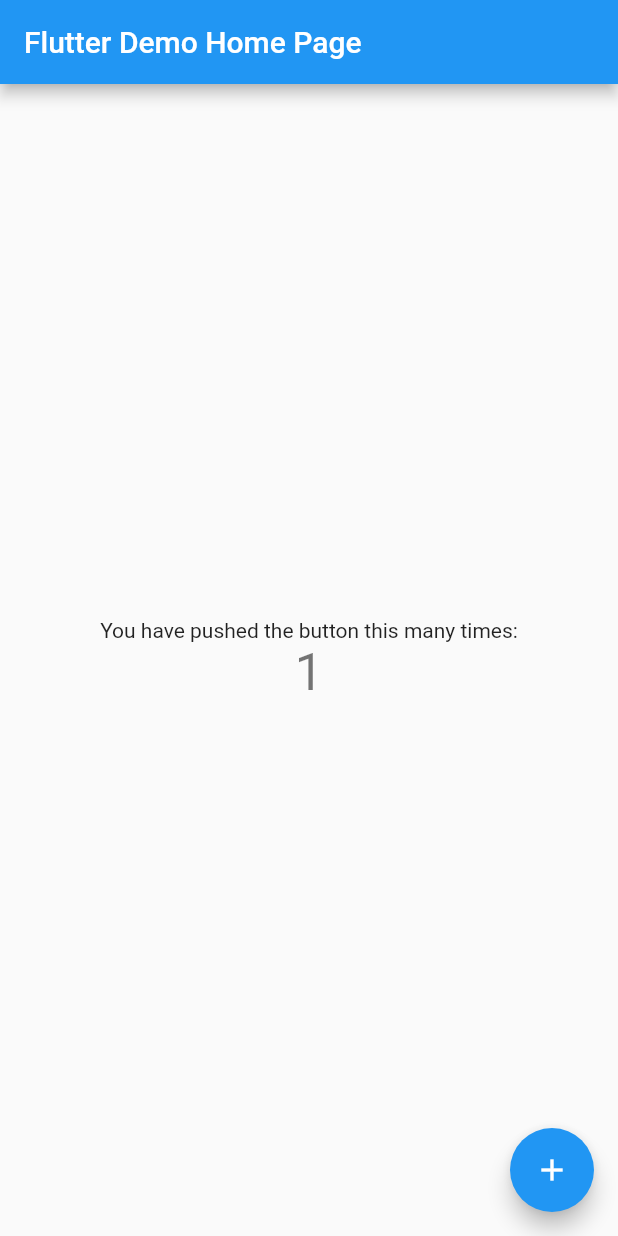
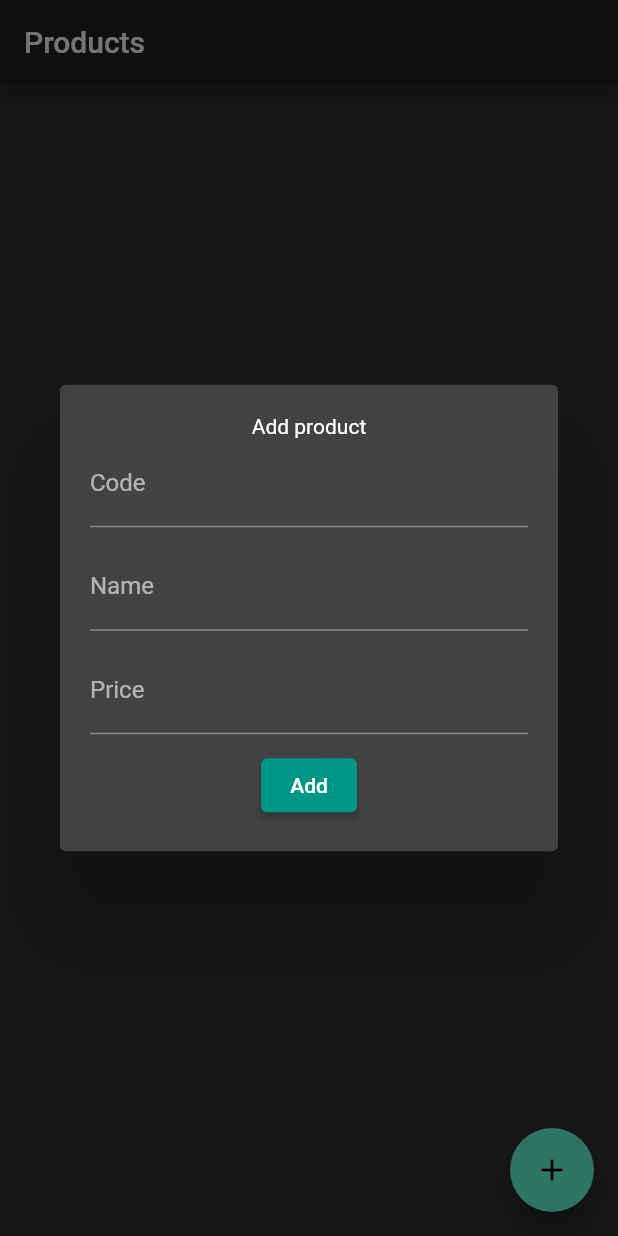
Before and after one commit to rodrigorafaeldamaceno/products_flutter, a Flutter app: the screen it shows after launch, after a tap on the "add" icon, on a phone screen of 412 x 824 dp. Run offline on Flutter 3.47's test engine with Material 2 defaults, Android fonts, the light colour scheme and no system bars; our stand-ins replace mobx, moor, moor_flutter; generated files the repository leaves out were written again.

Commit message:
added product list page

```diff
--- a/lib/db/database.dart
+++ b/lib/db/database.dart
@@ -1,7 +1,6 @@
 import 'dart:io';
 
 import 'package:moor/moor.dart';
-import 'package:moor_ffi/moor_ffi.dart';
 import 'package:moor_flutter/moor_flutter.dart';
 import 'package:path/path.dart' as path;
 import 'package:path_provider/path_provider.dart';
@@ -10,6 +9,7 @@
 import 'dao/product/product_dao.dart';
 import 'dao/user/user_dao.dart';
 import 'tables/product_table.dart';
+import 'package:moor/ffi.dart';
 
 part 'database.g.dart';
 
--- a/lib/db/tables/product_table.dart
+++ b/lib/db/tables/product_table.dart
@@ -2,7 +2,7 @@
 
 @DataClassName('Product')
 class Products extends Table {
-  IntColumn get id => integer().autoIncrement()();
+  IntColumn get id => integer().nullable().autoIncrement()();
   TextColumn get name => text()();
   RealColumn get price => real()();
   IntColumn get code => integer()();
--- a/lib/db/tables/user_table.dart
+++ b/lib/db/tables/user_table.dart
@@ -2,6 +2,6 @@
 
 @DataClassName('User')
 class Users extends Table {
-  IntColumn get id => integer().autoIncrement()();
+  IntColumn get id => integer().nullable().autoIncrement()();
   TextColumn get name => text()();
 }
--- a/lib/main.dart
+++ b/lib/main.dart
@@ -1,4 +1,5 @@
 import 'package:flutter/material.dart';
+import 'package:products_flutter/pages/home/home_page.dart';
 
 void main() {
   runApp(MyApp());
@@ -8,58 +9,13 @@
   @override
   Widget build(BuildContext context) {
     return MaterialApp(
-      title: 'Flutter Demo',
+      title: 'Product app',
+      debugShowCheckedModeBanner: false,
       theme: ThemeData(
-        primarySwatch: Colors.blue,
+        primarySwatch: Colors.teal,
+        brightness: Brightness.dark,
       ),
-      home: MyHomePage(title: 'Flutter Demo Home Page'),
+      home: HomePage(),
     );
   }
 }
-
-class MyHomePage extends StatefulWidget {
-  MyHomePage({Key key, this.title}) : super(key: key);
-
-  final String title;
-
-  @override
-  _MyHomePageState createState() => _MyHomePageState();
-}
-
-class _MyHomePageState extends State<MyHomePage> {
-  int _counter = 0;
-
-  void _incrementCounter() {
-    setState(() {
-      _counter++;
-    });
-  }
-
-  @override
-  Widget build(BuildContext context) {
-    return Scaffold(
-      appBar: AppBar(
-        title: Text(widget.title),
-      ),
-      body: Center(
-        child: Column(
-          mainAxisAlignment: MainAxisAlignment.center,
-          children: <Widget>[
-            Text(
-              'You have pushed the button this many times:',
-            ),
-            Text(
-              '$_counter',
-              style: Theme.of(context).textTheme.headline4,
-            ),
-          ],
-        ),
-      ),
-      floatingActionButton: FloatingActionButton(
-        onPressed: _incrementCounter,
-        tooltip: 'Increment',
-        child: Icon(Icons.add),
-      ),
-    );
-  }
-}
--- /dev/null
+++ b/lib/pages/home/home_page.dart
@@ -0,0 +1,160 @@
+import 'package:flutter/material.dart';
+import 'package:products_flutter/db/database.dart';
+import 'package:products_flutter/stores/product_store.dart';
+
+class HomePage extends StatefulWidget {
+  @override
+  _HomePageState createState() => _HomePageState();
+}
+
+class _HomePageState extends State<HomePage> {
+  final controller = ProductStore();
+
+  final _codeController = TextEditingController();
+  final _formKey = GlobalKey<FormState>();
+  final _nameController = TextEditingController();
+  final _priceController = TextEditingController();
+
+  Widget cardProduct(Product product) {
+    return Card(
+      child: ListTile(
+        title: Text('${product.name}' ?? 'Product name'),
+        subtitle: Column(
+          crossAxisAlignment: CrossAxisAlignment.start,
+          children: [
+            Text('Price: ${product.price.toStringAsFixed(2)}'),
+            Text('Code: ${product.code}'),
+          ],
+        ),
+        trailing: Row(
+          mainAxisSize: MainAxisSize.min,
+          children: <Widget>[
+            IconButton(
+              icon: Icon(Icons.remove_circle),
+              onPressed: () {
+                controller.removeProduct(product.id);
+              },
+              color: Colors.red,
+            )
+          ],
+        ),
+      ),
+    );
+  }
+
+  Future _addProduct() async {
+    _nameController.clear();
+    _codeController.clear();
+    _priceController.clear();
+
+    return showDialog(
+      context: context,
+      builder: (context) {
+        return Dialog(
+          child: Container(
+            margin: EdgeInsets.all(20),
+            child: Form(
+              key: _formKey,
+              child: Column(
+                mainAxisSize: MainAxisSize.min,
+                children: <Widget>[
+                  Text('Add product'),
+                  TextFormField(
+                    controller: _codeController,
+                    keyboardType: TextInputType.number,
+                    decoration: InputDecoration(labelText: 'Code'),
+                    validator: (value) {
+                      if (value.isEmpty) return 'Required field';
+
+                      return null;
+                    },
+                  ),
+                  SizedBox(
+                    height: 10,
+                  ),
+                  TextFormField(
+                    controller: _nameController,
+                    decoration: InputDecoration(labelText: 'Name'),
+                    validator: (value) {
+                      if (value.isEmpty) return 'Required field';
+
+                      return null;
+                    },
+                  ),
+                  SizedBox(
+                    height: 10,
+                  ),
+                  TextFormField(
+                    controller: _priceController,
+                    keyboardType:
+                        TextInputType.numberWithOptions(decimal: true),
+                    decoration: InputDecoration(labelText: 'Price'),
+                    validator: (value) {
+                      if (value.isEmpty) return 'Required field';
+
+                      return null;
+                    },
+                  ),
+                  SizedBox(
+                    height: 10,
+                  ),
+                  ElevatedButton(
+                    child: Text('Add'),
+                    onPressed: () async {
+                      if (!_formKey.currentState.validate()) return null;
+
+                      await controller.addProduct(
+                        Product(
+                          name: _nameController.text,
+                          code: int.tryParse(_codeController.text),
+                          price: double.tryParse(_codeController.text),
+                        ),
+                      );
+
+                      Navigator.pop(context);
+                    },
+                  )
+                ],
+              ),
+            ),
+          ),
+        );
+      },
+    );
+  }
+
+  @override
+  Widget build(BuildContext context) {
+    return Scaffold(
+      appBar: AppBar(
+        title: Text('Products'),
+      ),
+      floatingActionButton: FloatingActionButton(
+        child: Icon(Icons.add),
+        onPressed: _addProduct,
+      ),
+      body: SingleChildScrollView(
+        child: StreamBuilder(
+          stream: controller.find(),
+          initialData: <Product>[],
+          builder:
+              (BuildContext context, AsyncSnapshot<List<Product>> snapshot) {
+            if (!snapshot.hasData) return Container();
+
+            return ListView.separated(
+              itemCount: snapshot.data.length,
+              shrinkWrap: true,
+              physics: NeverScrollableScrollPhysics(),
+              separatorBuilder: (ctx, index) => SizedBox(
+                height: 10,
+              ),
+              itemBuilder: (BuildContext context, int index) {
+                return cardProduct(snapshot.data[index]);
+              },
+            );
+          },
+        ),
+      ),
+    );
+  }
+}
--- /dev/null
+++ b/lib/stores/product_store.dart
@@ -0,0 +1,25 @@
+import 'package:mobx/mobx.dart';
+import 'package:products_flutter/db/database.dart';
+part 'product_store.g.dart';
+
+class ProductStore = _ProductStoreBase with _$ProductStore;
+
+abstract class _ProductStoreBase with Store {
+  final _dao = MyDatabase.instance.productDAO;
+
+  Stream<List<Product>> find() {
+    return _dao.find();
+  }
+
+  Future addProduct(Product product) {
+    return _dao.addProduct(product);
+  }
+
+  Future updateProduct(Product product) {
+    return _dao.updateProduct(product);
+  }
+
+  Future removeProduct(int id) {
+    return _dao.removeProduct(id);
+  }
+}
```
Also changed, not shown: pubspec.yaml (+4 -4 lines), lib/db/database.g.dart, lib/stores/product_store.g.dart (added), pubspec.lock.
